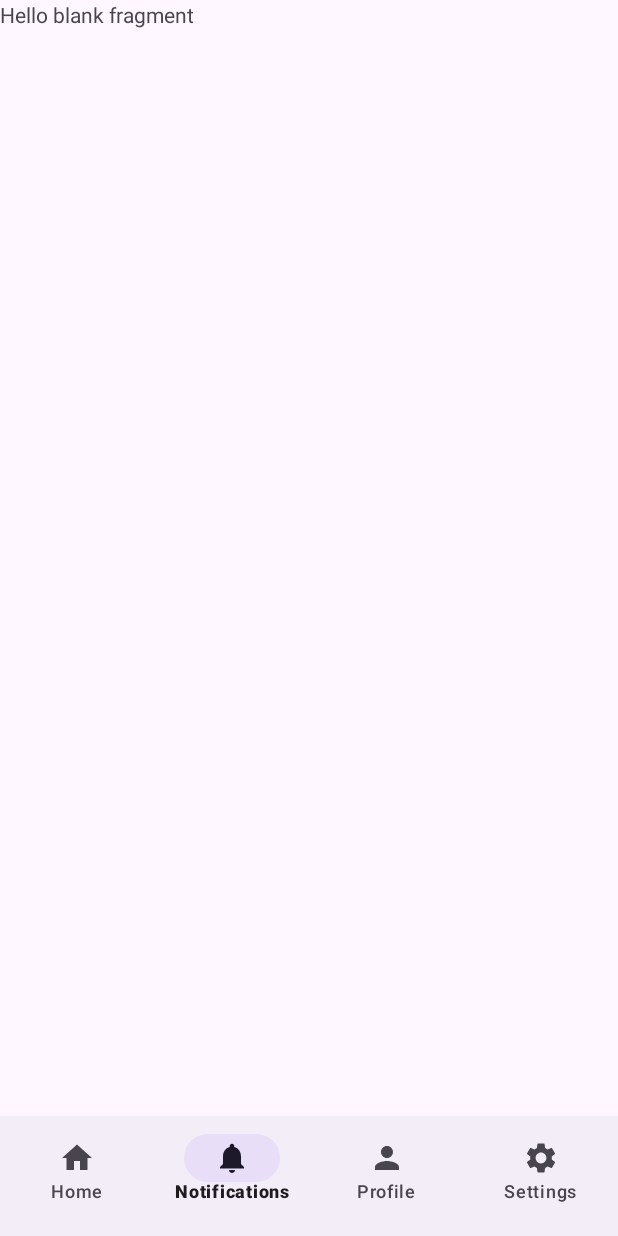
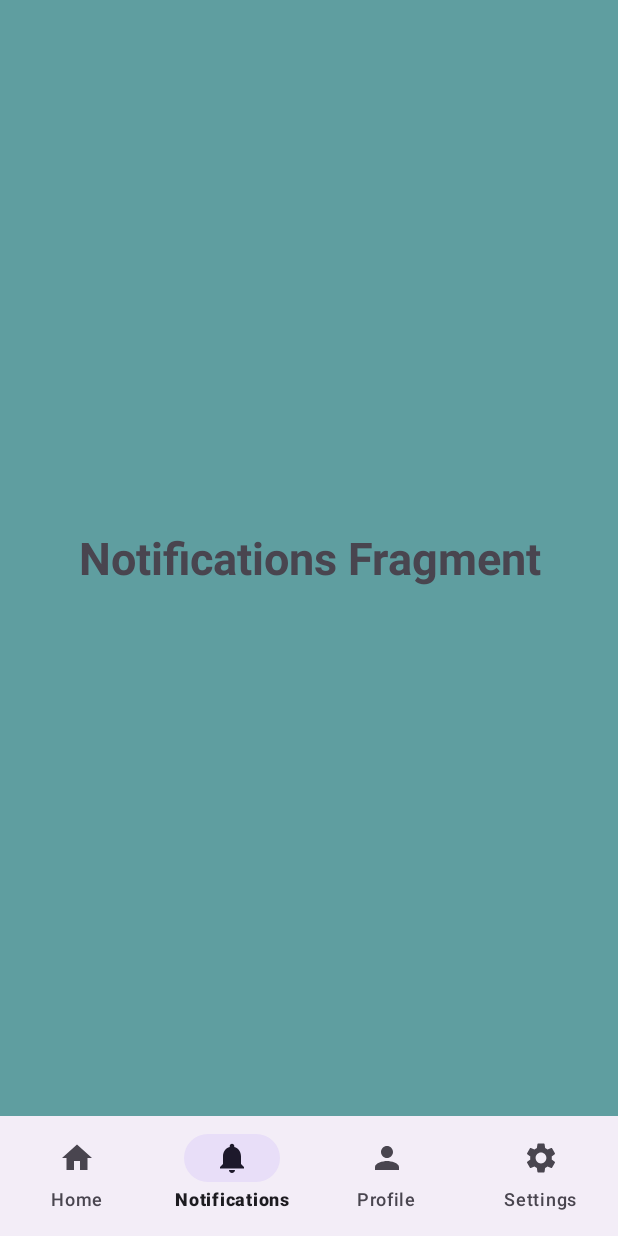
Before and after one commit to reiqwerty/Latihan10PPLG2, an Android app: the BottomNav screen opened directly, with no data from a screen before it, item 2 of the bottom bar chosen, on a phone screen of 412 x 824 dp. Run offline under Robolectric (Android 15) with nearby library versions, the phone set to English and light mode, and no system bars.

```diff
--- a/app/src/main/java/com/example/latihan10pplg2/BottomNav.java
+++ b/app/src/main/java/com/example/latihan10pplg2/BottomNav.java
@@ -35,7 +35,7 @@ public class BottomNav extends AppCompatActivity {
                     loadFragment(new HomeFragment(), false);
                 } else if (itemId == R.id.navNotif) {
                     loadFragment(new NotificationsFragment(), false);
-                } else if (itemId == R.id.navProfile) {
+                } else if (itemId == R.id.navSettings) {
                     loadFragment(new SettingsFragment(), false);
                 } else {
                     loadFragment(new ProfileFragment(), false);
--- a/app/src/main/res/layout/activity_bottom_nav.xml
+++ b/app/src/main/res/layout/activity_bottom_nav.xml
@@ -18,8 +18,8 @@
         android:id="@+id/bottomNavView"
         android:layout_width="match_parent"
         android:layout_height="wrap_content"
+        app:itemPaddingBottom="20dp"
         app:labelVisibilityMode="labeled"
-        app:itemPaddingBottom="25dp"
         app:menu="@menu/bottom_nav_menu" />
 
 </LinearLayout>
--- a/app/src/main/res/layout/activity_menu.xml
+++ b/app/src/main/res/layout/activity_menu.xml
@@ -114,6 +114,7 @@
             <androidx.cardview.widget.CardView
                 android:layout_width="0dp"
                 android:layout_height="match_parent"
+                android:id="@+id/btmnavbarCard"
                 android:layout_margin="10dp"
                 android:layout_weight="1"
                 app:cardElevation="5dp"
--- a/app/src/main/res/layout/fragment_notifications.xml
+++ b/app/src/main/res/layout/fragment_notifications.xml
@@ -3,12 +3,17 @@
     xmlns:tools="http://schemas.android.com/tools"
     android:layout_width="match_parent"
     android:layout_height="match_parent"
+    android:background="@color/CadetBlue"
     tools:context=".NotificationsFragment">
 
-    <!-- TODO: Update blank fragment layout -->
     <TextView
         android:layout_width="match_parent"
-        android:layout_height="match_parent"
-        android:text="@string/hello_blank_fragment" />
+        android:layout_height="wrap_content"
+        android:text="Notifications Fragment"
+        android:textSize="30dp"
+        android:textAlignment="center"
+        android:layout_gravity="center"
+        android:textStyle="bold"/>
+
 
 </FrameLayout>
```
Also changed, not shown: app/src/main/java/com/example/latihan10pplg2/Menu.java (+9 -0 lines), app/src/main/res/layout/fragment_home.xml (+7 -3 lines), app/src/main/res/layout/fragment_profile.xml (+8 -3 lines), app/src/main/res/layout/fragment_settings.xml (+8 -3 lines).
